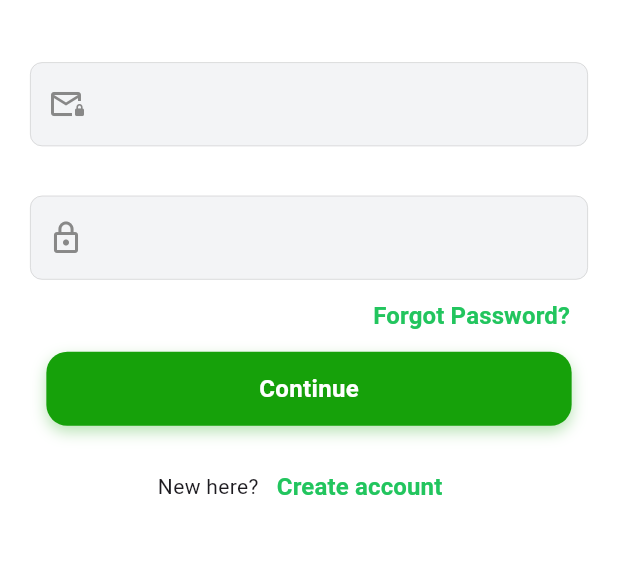
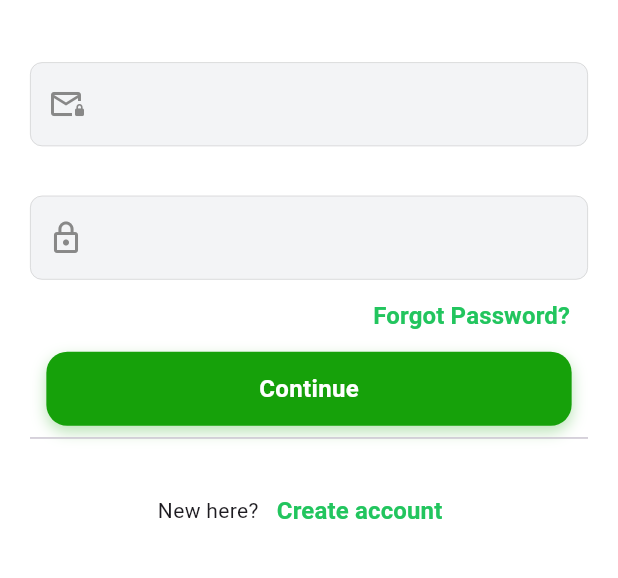
Before and after one commit to ashir227/Fixlora-HomeService, a Flutter app: the screen it shows after launch, after a tap on "Continue", on a phone screen of 412 x 824 dp, the part 378-956 px from its top. Run offline on Flutter 3.47's test engine with Material 3 defaults, Android fonts, the phone set to English and light mode, and no system bars; our stand-ins replace firebase_core; accounts and stored records are empty.

```diff
--- a/New folder/lib/Screens/loginscr.dart
+++ b/New folder/lib/Screens/loginscr.dart
@@ -98,6 +98,8 @@ class Loginscr extends StatelessWidget {
                 crossAxisAlignment: CrossAxisAlignment.center,
                 children: [
                   ReUseBtn(),
+                  SizedBox(height: 0.1),
+                  Divider(),
                   SizedBox(height: h * 0.02),
 
                   Row(
```
